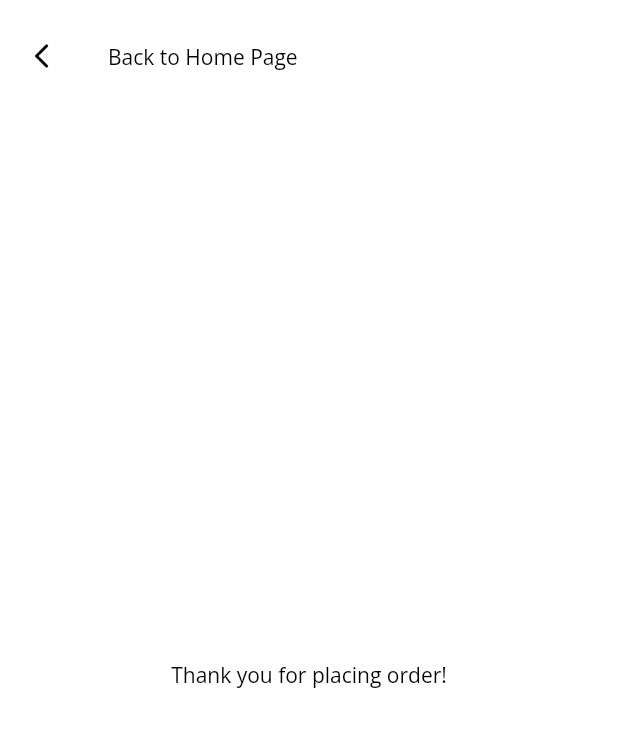
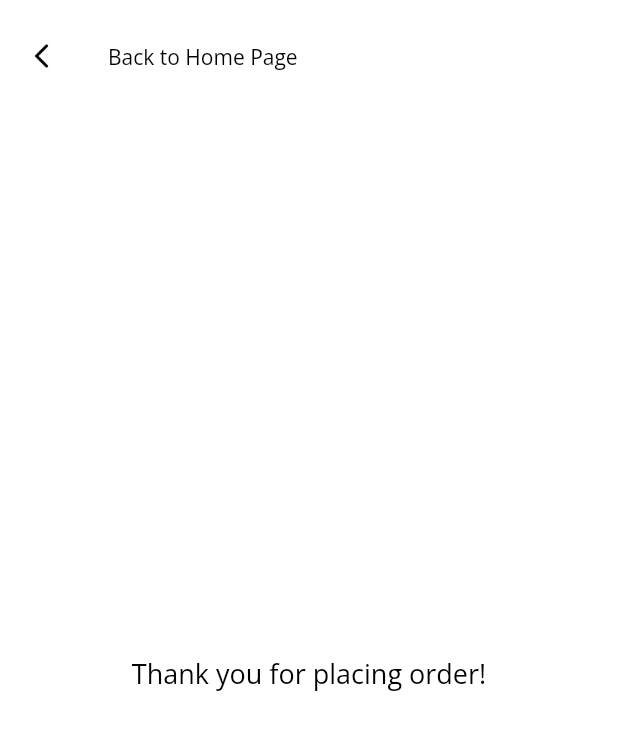
Before and after one commit to hvg01/Grocery-App-Flutter, a Flutter app: the ThankYouPage screen opened directly, on a phone screen of 412 x 824 dp. Shown: the top 730 px of the screen. Run offline on Flutter 3.47's test engine with Material 2 defaults, Android fonts, the phone set to English and light mode, and no system bars; our stand-ins replace google_fonts, table_calendar.

```diff
--- a/lib/checkOutPage.dart
+++ b/lib/checkOutPage.dart
@@ -241,7 +241,7 @@ class ThankYouPage extends StatelessWidget {
         toolbarHeight: 75,
       ),
       body: Center(
-        child: Text("Thank you for placing order!", style: TextStyle(color: Colors.black, fontSize: 14),),
+        child: Text("Thank you for placing order!", style: TextStyle(color: Colors.black, fontSize: 18),),
       ),
     );
   }
```
